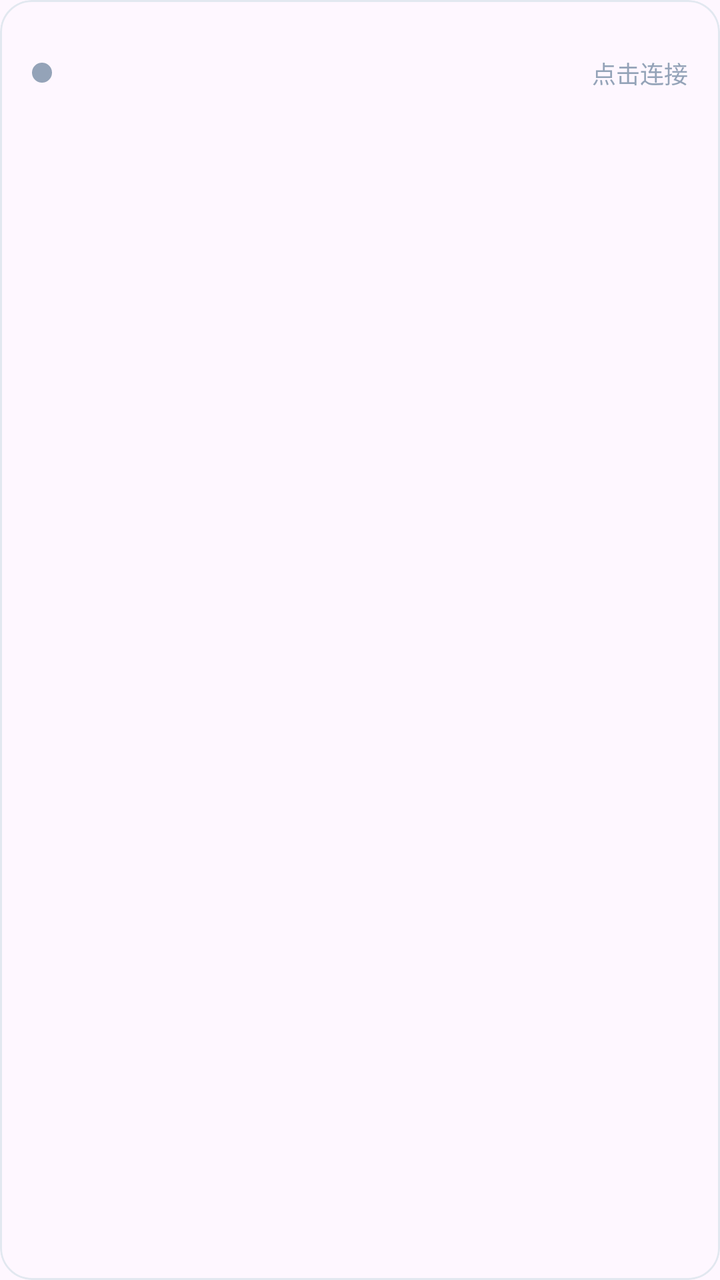
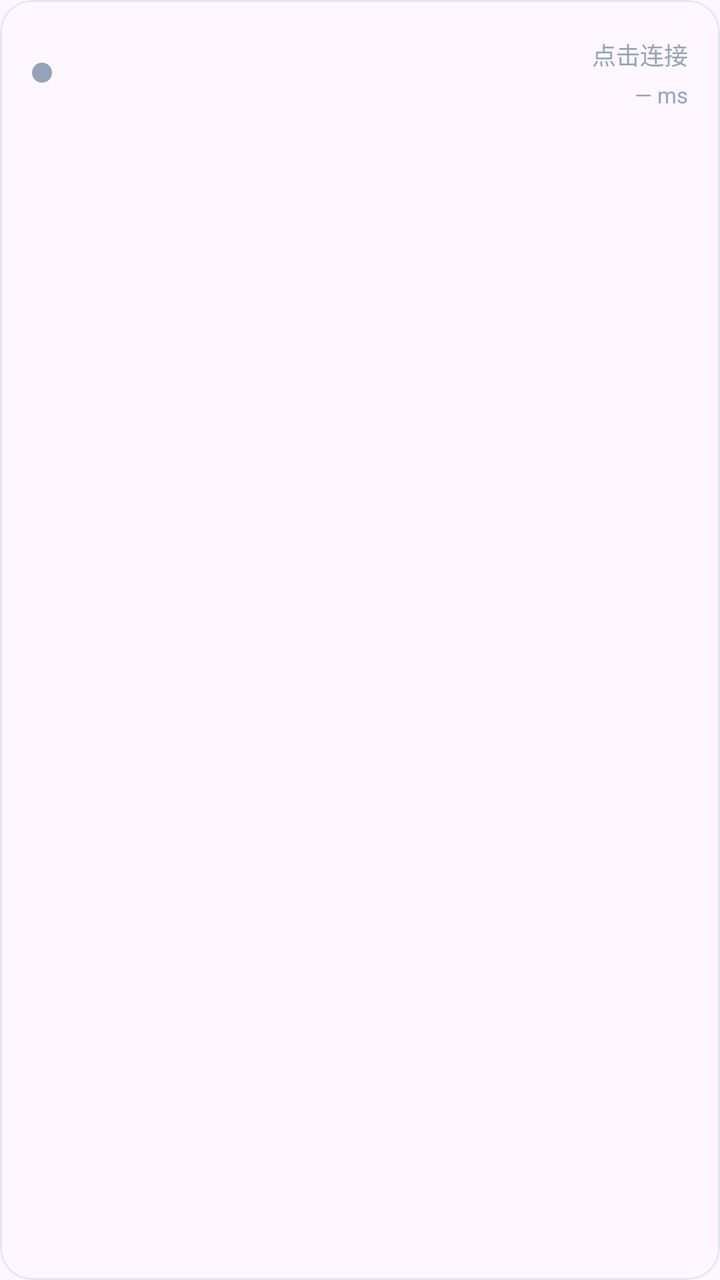

An Android layout rendered at two revisions. The XML below is the earlier revision; the diff shows what the commit changed to produce the second picture.
<!-- AndroidManifest.xml: application theme Theme.LiteTunnel -->
<!-- res/layout/item_profile.xml -->
<?xml version="1.0" encoding="utf-8"?>
<com.google.android.material.card.MaterialCardView xmlns:android="http://schemas.android.com/apk/res/android"
    xmlns:app="http://schemas.android.com/apk/res-auto"
    android:id="@+id/card"
    android:layout_width="match_parent"
    android:layout_height="wrap_content"
    android:layout_marginBottom="10dp"
    android:clickable="true"
    android:focusable="true"
    app:cardBackgroundColor="?attr/colorSurface"
    app:cardCornerRadius="16dp"
    app:cardElevation="0dp"
    app:strokeColor="@color/outline"
    app:strokeWidth="1dp">

    <LinearLayout
        android:layout_width="match_parent"
        android:layout_height="wrap_content"
        android:gravity="center_vertical"
        android:orientation="horizontal"
        android:padding="16dp">

        <View
            android:id="@+id/dot"
            android:layout_width="10dp"
            android:layout_height="10dp"
            android:background="@drawable/bg_dot"
            android:backgroundTint="@color/muted" />

        <LinearLayout
            android:layout_width="0dp"
            android:layout_height="wrap_content"
            android:layout_marginStart="12dp"
            android:layout_weight="1"
            android:orientation="vertical">

            <TextView
                android:id="@+id/nameText"
                android:layout_width="match_parent"
                android:layout_height="wrap_content"
                android:ellipsize="end"
                android:maxLines="1"
                android:textSize="16sp"
                android:textStyle="bold" />

            <TextView
                android:id="@+id/endpointText"
                android:layout_width="match_parent"
                android:layout_height="wrap_content"
                android:layout_marginTop="3dp"
                android:ellipsize="end"
                android:fontFamily="monospace"
                android:maxLines="1"
                android:textColor="@color/muted"
                android:textSize="12sp" />
        </LinearLayout>

        <TextView
            android:id="@+id/stateText"
            android:layout_width="wrap_content"
            android:layout_height="wrap_content"
            android:layout_marginStart="8dp"
            android:text="点击连接"
            android:textColor="@color/muted"
            android:textSize="12sp" />
    </LinearLayout>
</com.google.android.material.card.MaterialCardView>
<!-- resources referenced by this layout -->
<resources>
  <color name="muted">#94A3B8</color>
  <color name="outline">#E2E8F0</color>
  <!-- drawable bg_dot (drawable) -->
  <?xml version="1.0" encoding="utf-8"?>
  <shape xmlns:android="http://schemas.android.com/apk/res/android"
      android:shape="oval">
      <solid android:color="@color/white" />
      <size
          android:width="10dp"
          android:height="10dp" />
  </shape>
  <style name="Theme.LiteTunnel" parent="Theme.Material3.DayNight.NoActionBar">
          <item name="colorPrimary">@color/brand</item>
          <item name="colorOnPrimary">@color/white</item>
          <item name="colorSecondary">@color/brand</item>
          <item name="colorOnSecondary">@color/white</item>
          <item name="android:windowBackground">?attr/colorSurface</item>
      </style>
  <color name="white">#FFFFFF</color>
  <color name="brand">#1F6FEB</color>
</resources>

<!-- the commit's change to res/layout/item_profile.xml (unified diff, before → after) -->
@@ -55,13 +55,29 @@
                 android:textSize="12sp" />
         </LinearLayout>
 
-        <TextView
-            android:id="@+id/stateText"
+        <LinearLayout
             android:layout_width="wrap_content"
             android:layout_height="wrap_content"
             android:layout_marginStart="8dp"
-            android:text="点击连接"
-            android:textColor="@color/muted"
-            android:textSize="12sp" />
+            android:gravity="end"
+            android:orientation="vertical">
+
+            <TextView
+                android:id="@+id/stateText"
+                android:layout_width="wrap_content"
+                android:layout_height="wrap_content"
+                android:text="点击连接"
+                android:textColor="@color/muted"
+                android:textSize="12sp" />
+
+            <TextView
+                android:id="@+id/latencyText"
+                android:layout_width="wrap_content"
+                android:layout_height="wrap_content"
+                android:layout_marginTop="4dp"
+                android:text="— ms"
+                android:textColor="@color/muted"
+                android:textSize="11sp" />
+        </LinearLayout>
     </LinearLayout>
 </com.google.android.material.card.MaterialCardView>
